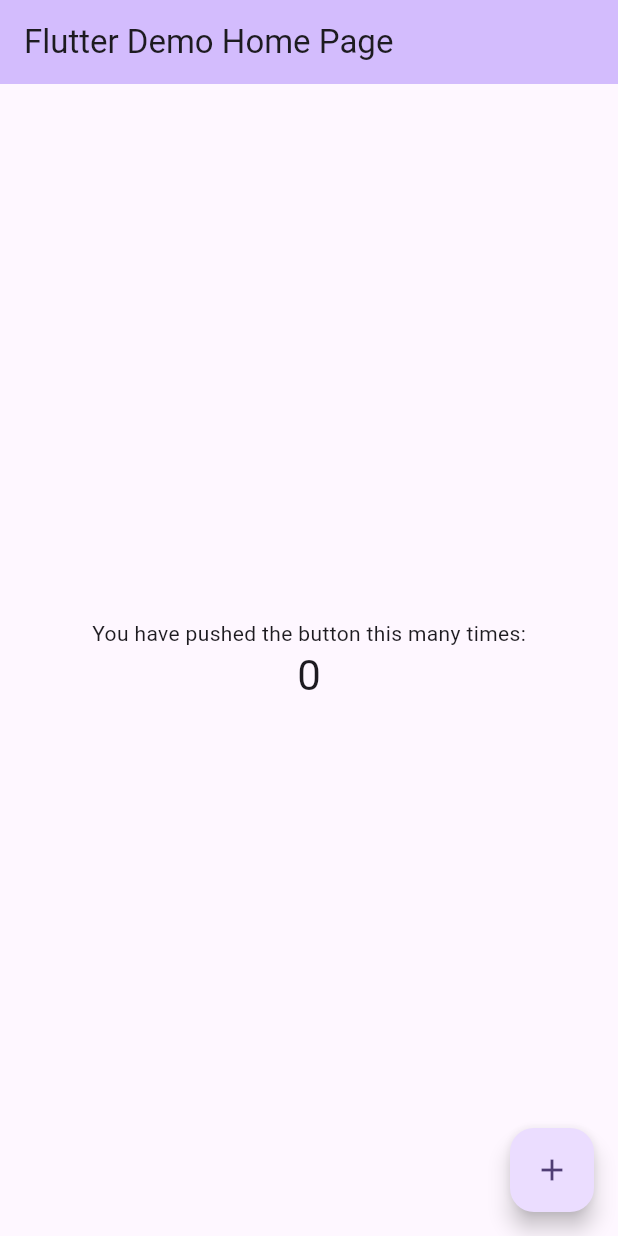
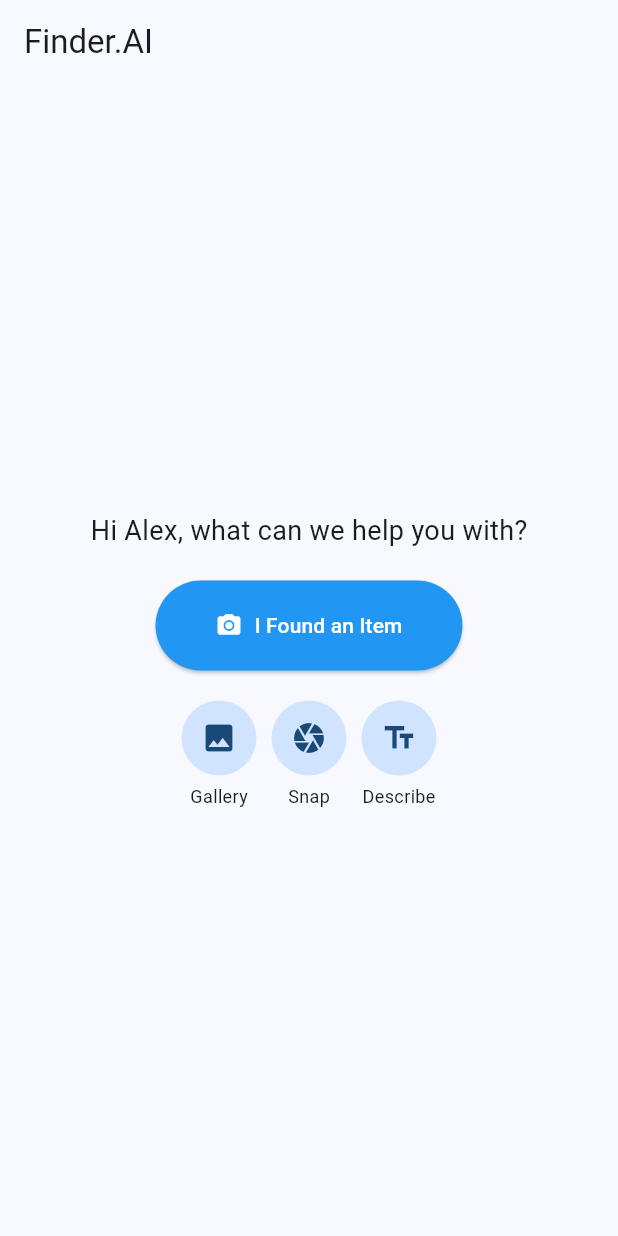
Before and after one commit to Aviii31/finder-ai-prototype, a Flutter app: the screen it shows after launch, on a phone screen of 412 x 824 dp. Run offline on Flutter 3.47's test engine with Material 3 defaults, Android fonts, the phone set to English and light mode, and no system bars.

Commit message:
Added App Skeleton and Navigation

```diff
--- a/lib/main.dart
+++ b/lib/main.dart
@@ -1,122 +1,78 @@
 import 'package:flutter/material.dart';
 
 void main() {
-  runApp(const MyApp());
+  runApp(const FinderApp());
 }
 
-class MyApp extends StatelessWidget {
-  const MyApp({super.key});
+class FinderApp extends StatelessWidget {
+  const FinderApp({super.key});
 
-  // This widget is the root of your application.
   @override
   Widget build(BuildContext context) {
     return MaterialApp(
-      title: 'Flutter Demo',
+      title: 'Finder AI',
       theme: ThemeData(
-        // This is the theme of your application.
-        //
-        // TRY THIS: Try running your application with "flutter run". You'll see
-        // the application has a purple toolbar. Then, without quitting the app,
-        // try changing the seedColor in the colorScheme below to Colors.green
-        // and then invoke "hot reload" (save your changes or press the "hot
-        // reload" button in a Flutter-supported IDE, or press "r" if you used
-        // the command line to start the app).
-        //
-        // Notice that the counter didn't reset back to zero; the application
-        // state is not lost during the reload. To reset the state, use hot
-        // restart instead.
-        //
-        // This works for code too, not just values: Most code changes can be
-        // tested with just a hot reload.
-        colorScheme: .fromSeed(seedColor: Colors.deepPurple),
+        useMaterial3: true,
+        colorScheme: ColorScheme.fromSeed(seedColor: const Color(0xFF2196F3)), // Finder Blue
       ),
-      home: const MyHomePage(title: 'Flutter Demo Home Page'),
+      home: const HomePage(),
     );
   }
 }
 
-class MyHomePage extends StatefulWidget {
-  const MyHomePage({super.key, required this.title});
-
-  // This widget is the home page of your application. It is stateful, meaning
-  // that it has a State object (defined below) that contains fields that affect
-  // how it looks.
-
-  // This class is the configuration for the state. It holds the values (in this
-  // case the title) provided by the parent (in this case the App widget) and
-  // used by the build method of the State. Fields in a Widget subclass are
-  // always marked "final".
-
-  final String title;
-
-  @override
-  State<MyHomePage> createState() => _MyHomePageState();
-}
-
-class _MyHomePageState extends State<MyHomePage> {
-  int _counter = 0;
-
-  void _incrementCounter() {
-    setState(() {
-      // This call to setState tells the Flutter framework that something has
-      // changed in this State, which causes it to rerun the build method below
-      // so that the display can reflect the updated values. If we changed
-      // _counter without calling setState(), then the build method would not be
-      // called again, and so nothing would appear to happen.
-      _counter++;
-    });
-  }
+// SCREEN 1: The Home Dashboard (Placeholder)
+class HomePage extends StatelessWidget {
+  const HomePage({super.key});
 
   @override
   Widget build(BuildContext context) {
-    // This method is rerun every time setState is called, for instance as done
-    // by the _incrementCounter method above.
-    //
-    // The Flutter framework has been optimized to make rerunning build methods
-    // fast, so that you can just rebuild anything that needs updating rather
-    // than having to individually change instances of widgets.
     return Scaffold(
-      appBar: AppBar(
-        // TRY THIS: Try changing the color here to a specific color (to
-        // Colors.amber, perhaps?) and trigger a hot reload to see the AppBar
-        // change color while the other colors stay the same.
-        backgroundColor: Theme.of(context).colorScheme.inversePrimary,
-        // Here we take the value from the MyHomePage object that was created by
-        // the App.build method, and use it to set our appbar title.
-        title: Text(widget.title),
-      ),
+      appBar: AppBar(title: const Text("Finder.AI")),
       body: Center(
-        // Center is a layout widget. It takes a single child and positions it
-        // in the middle of the parent.
         child: Column(
-          // Column is also a layout widget. It takes a list of children and
-          // arranges them vertically. By default, it sizes itself to fit its
-          // children horizontally, and tries to be as tall as its parent.
-          //
-          // Column has various properties to control how it sizes itself and
-          // how it positions its children. Here we use mainAxisAlignment to
-          // center the children vertically; the main axis here is the vertical
-          // axis because Columns are vertical (the cross axis would be
-          // horizontal).
-          //
-          // TRY THIS: Invoke "debug painting" (choose the "Toggle Debug Paint"
-          // action in the IDE, or press "p" in the console), to see the
-          // wireframe for each widget.
-          mainAxisAlignment: .center,
+          mainAxisAlignment: MainAxisAlignment.center,
           children: [
-            const Text('You have pushed the button this many times:'),
-            Text(
-              '$_counter',
-              style: Theme.of(context).textTheme.headlineMedium,
+            const Text("Hi Alex, what can we help you with?", style: TextStyle(fontSize: 18)),
+            const SizedBox(height: 20),
+            // Finder Button
+            ElevatedButton.icon(
+              onPressed: () {
+                // Navigate to Camera
+                print("Go to Camera");
+              },
+              icon: const Icon(Icons.camera_alt),
+              label: const Text("I Found an Item"),
+              style: ElevatedButton.styleFrom(
+                padding: const EdgeInsets.symmetric(horizontal: 40, vertical: 20),
+                backgroundColor: Colors.blue,
+                foregroundColor: Colors.white,
+              ),
             ),
+            const SizedBox(height: 20),
+            // Loser Buttons
+            Row(
+              mainAxisAlignment: MainAxisAlignment.center,
+              children: [
+                _actionButton(Icons.photo, "Gallery"),
+                const SizedBox(width: 10),
+                _actionButton(Icons.camera, "Snap"),
+                const SizedBox(width: 10),
+                _actionButton(Icons.text_fields, "Describe"),
+              ],
+            )
           ],
         ),
       ),
-      floatingActionButton: FloatingActionButton(
-        onPressed: _incrementCounter,
-        tooltip: 'Increment',
-        child: const Icon(Icons.add),
-      ),
+    );
+  }
+
+  Widget _actionButton(IconData icon, String label) {
+    return Column(
+      children: [
+        CircleAvatar(radius: 25, child: Icon(icon)),
+        const SizedBox(height: 5),
+        Text(label, style: const TextStyle(fontSize: 12)),
+      ],
     );
   }
 }
```
